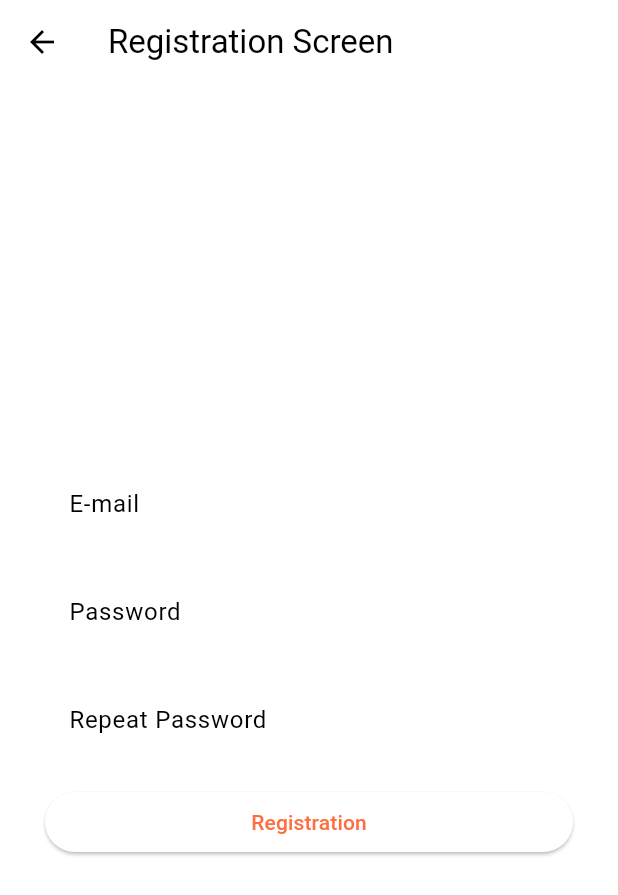
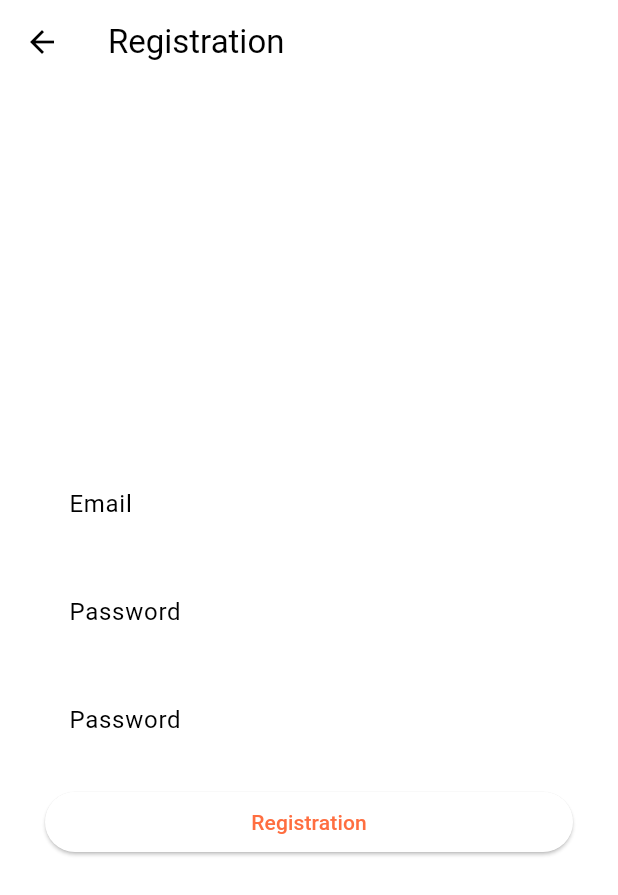
Before and after one commit to SeppoVolsk/ogne_chat, a Flutter app: the RegisterScreen screen opened directly, on a phone screen of 412 x 824 dp. Shown: the top 895 px of the screen. Run offline on Flutter 3.47's test engine with Material 2 defaults, Android fonts, the phone set to English and light mode, and no system bars; our stand-ins replace bloc, bloc_concurrency, cloud_firestore, firebase_auth, firebase_core, flutter_bloc and 4 more; missing offline and left inert: a package; accounts and stored records are empty; generated files the repository leaves out were written again.

Commit message:
add README, fix some localizations translates

```diff
--- a/lib/common/ui/app_components/app_text_field.dart
+++ b/lib/common/ui/app_components/app_text_field.dart
@@ -1,4 +1,5 @@
 import 'package:flutter/material.dart';
+import 'package:flutter_gen/gen_l10n/app_localizations.dart';
 
 class AppTextField extends StatelessWidget {
   const AppTextField(
@@ -18,7 +19,9 @@ class AppTextField extends StatelessWidget {
     controller.text = defaultText ?? '';
     return TextFormField(
       obscureText: obscureText,
-      validator: emptyValidator,
+      validator: (value) => value?.isEmpty == true
+          ? AppLocalizations.of(context)?.requiredField
+          : null,
       maxLines: 1,
       controller: controller,
       decoration: InputDecoration(
--- a/lib/feature/auth/ui/register_screen.dart
+++ b/lib/feature/auth/ui/register_screen.dart
@@ -3,6 +3,7 @@ import 'package:flutter_bloc/flutter_bloc.dart';
 import 'package:kind_owl/common/ui/app_components/app_text_button.dart';
 import 'package:kind_owl/common/ui/app_components/app_text_field.dart';
 import 'package:kind_owl/feature/auth/ui/bloc/auth_bloc.dart';
+import 'package:flutter_gen/gen_l10n/app_localizations.dart';
 
 class RegisterScreen extends StatelessWidget {
   RegisterScreen({Key? key}) : super(key: key);
@@ -15,7 +16,8 @@ class RegisterScreen extends StatelessWidget {
   @override
   Widget build(BuildContext context) {
     return Scaffold(
-        appBar: AppBar(title: const Text("Registration Screen")),
+        appBar: AppBar(
+            title: Text(AppLocalizations.of(context)?.registration ?? '')),
         body: Form(
           key: formKey,
           child: Center(
@@ -26,18 +28,18 @@ class RegisterScreen extends StatelessWidget {
                 children: [
                   AppTextField(
                     controller: controllerEmail,
-                    labelText: "E-mail",
+                    labelText: AppLocalizations.of(context)?.email ?? '',
                   ),
                   const SizedBox(height: 16),
                   AppTextField(
                     controller: controllerPassword,
-                    labelText: "Password",
+                    labelText: AppLocalizations.of(context)?.password ?? '',
                     obscureText: true,
                   ),
                   const SizedBox(height: 16),
                   AppTextField(
                     controller: controllerPassword2,
-                    labelText: "Repeat Password",
+                    labelText: AppLocalizations.of(context)?.password ?? '',
                     obscureText: true,
                   ),
                   const SizedBox(height: 16),
@@ -55,7 +57,7 @@ class RegisterScreen extends StatelessWidget {
                         Navigator.of(context).pop();
                       }
                     },
-                    text: "Registration",
+                    text: AppLocalizations.of(context)?.registration ?? '',
                     backgroundColor: Colors.grey,
                   )
                 ],
--- a/lib/feature/main/ui/user_list_screen_drawer.dart
+++ b/lib/feature/main/ui/user_list_screen_drawer.dart
@@ -69,7 +69,7 @@ class _UserListScreenDrawerState extends State<UserListScreenDrawer> {
           ),
           ListTile(
             leading: const Icon(Icons.palette),
-            title: Text(AppLocalizations.of(context)?.language ?? ''),
+            title: Text(AppLocalizations.of(context)?.skins ?? ''),
             trailing: Icon(Icons.square_rounded,
                 color: Theme.of(context).primaryColor),
             onTap: () => showDialog(
@@ -82,7 +82,7 @@ class _UserListScreenDrawerState extends State<UserListScreenDrawer> {
                             BackButton(
                               onPressed: () => Navigator.of(context).pop(),
                             ),
-                            Text("Pick color"),
+                            Text(AppLocalizations.of(context)?.skins ?? ''),
                           ],
                         ),
                       ],
--- a/lib/l10n/app_en.arb
+++ b/lib/l10n/app_en.arb
@@ -2,6 +2,8 @@
   "firechat": "Firechat",
   "login": "Login",
   "language": "Language",
+  "skins": "Skins",
+  "requiredField": "Required field",
   "logout":"Logout",
   "email":"Email",
   "password":"Password",
--- a/lib/l10n/app_fi.arb
+++ b/lib/l10n/app_fi.arb
@@ -2,7 +2,9 @@
   "firechat": "Tulipalochatti",
   "login": "Valtuutus",
   "language": "Kieli",
+  "skins": "Värit",
   "logout":"Kirjautua ulos",
+  "requiredField": "Vaadittu kenttä",
   "email":"Sähköposti",
   "password":"Salasana",
   "registration":"Rekisteröinti",
--- a/lib/l10n/app_ru.arb
+++ b/lib/l10n/app_ru.arb
@@ -2,12 +2,14 @@
   "firechat": "Огнечат",
   "login": "Войти",
   "language": "Язык",
+  "skins": "Цветовая схема",
   "logout":"Выход",
+  "requiredField": "Обязательное поле",
   "email":"Почта",
   "password":"Пароль",
   "registration":"Регистрация",
   "profile": "Профиль",
   "nickname": "Никнейм",
   "status": "Статус",
-  "save":"Tallentaa"
+  "save":"Сохранить"
 }
```
Also changed, not shown: firechat2screens.gif (added), 1 other file.
